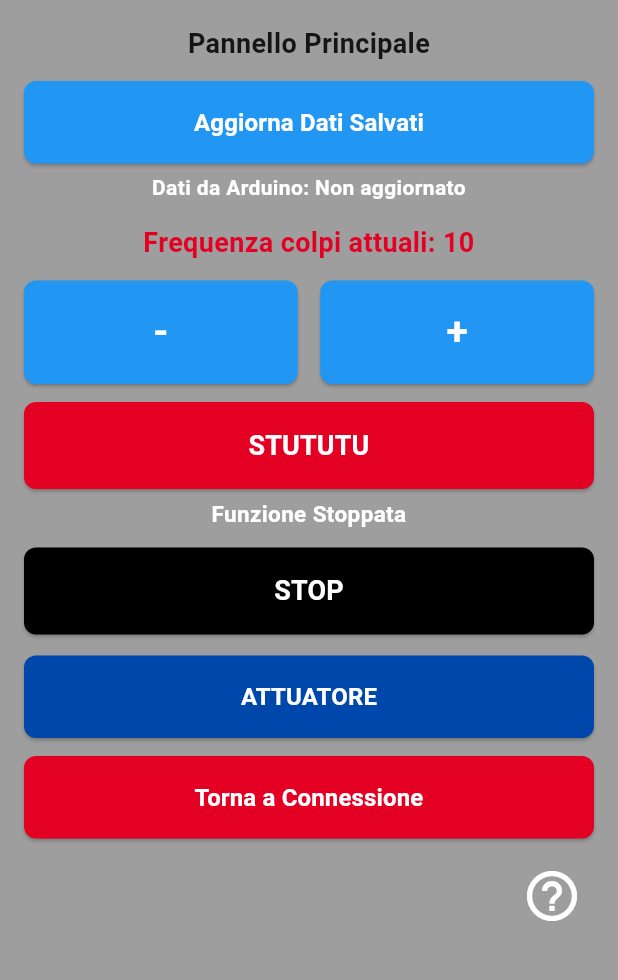
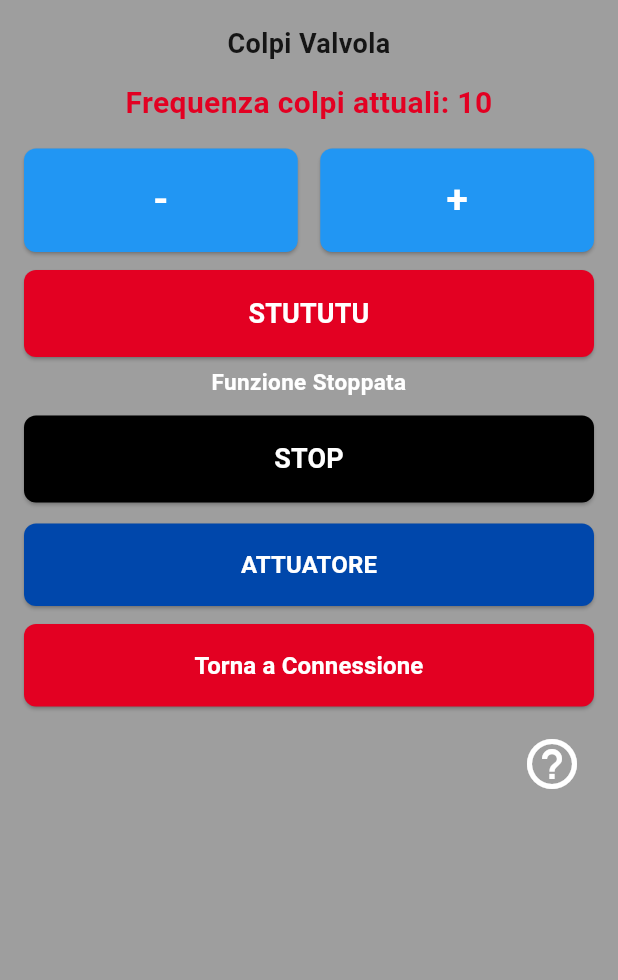
Before and after one commit to alexbonalume2-wq/bonalume-popoff, a Flutter app: the ScreenPannello screen opened directly, on a phone screen of 412 x 824 dp, the part 188-1168 px from its top. Run offline on Flutter 3.47's test engine with Material 3 defaults, Android fonts, the phone set to English and light mode, and no system bars; our stand-ins replace permission_handler, shared_preferences; missing offline and left inert: flutter_reactive_ble; accounts and stored records are empty.

Commit message:
Aggiornamento configurazione e versione per iOS e Android

```diff
--- a/lib/main.dart
+++ b/lib/main.dart
@@ -633,21 +633,45 @@ class ScreenPannello extends StatefulWidget {
 class _ScreenPannelloState extends State<ScreenPannello> {
   bool isAttivo = false;
   int freq = 10;
-  String statoArduino = "";
   bool isItaliano = true;
 
   @override
   void initState() {
     super.initState();
     _caricaLingua();
+    _aggiornaDatiAutomaticamente(); // Chiama la centralina appena si apre la pagina
   }
 
   Future<void> _caricaLingua() async {
     final prefs = await SharedPreferences.getInstance();
     setState(() {
       isItaliano = prefs.getBool('is_italiano') ?? true;
-      statoArduino = t("Non aggiornato", "Not updated");
     });
+  }
+  // FUNZIONE AUTOMATICA: Sostituisce il vecchio tasto "Aggiorna"
+  Future<void> _aggiornaDatiAutomaticamente() async {
+    if (GestioneBluetooth.connectedDeviceId == null) return; // Evita errori se non connesso
+
+    print("🔥🔥🔥 LETTURA AUTOMATICA FREQUENZA! 🔥🔥🔥");
+    await GestioneBluetooth.sendCommand("X_F");
+    await Future.delayed(const Duration(milliseconds: 500));
+
+    String risposta = "";
+    try {
+      risposta = await GestioneBluetooth.readData();
+    } catch (e) {
+      risposta = "";
+    }
+
+    String soloNumeri = risposta.replaceAll(RegExp(r'[^0-9]'), '');
+
+    if (mounted) {
+      setState(() {
+        if (soloNumeri.isNotEmpty) {
+          freq = int.parse(soloNumeri);
+        }
+      });
+    }
   }
 
   String t(String it, String en) {
@@ -668,7 +692,7 @@ class _ScreenPannelloState extends State<ScreenPannello> {
                 // Sceglie il link in base alla lingua impostata nell'app
                 final String linkScelto = t(
                   'https://www.bonalume.com/auto/abarth/', // Link in ITALIANO
-    'https://www.bonalume.com/en/car/abarth/' // Link in INGLESE (modifica questo con il percorso esatto!)
+                  'https://www.bonalume.com/en/car/abarth/' // Link in INGLESE
                 );
                 final Uri url = Uri.parse(linkScelto);
                 await launchUrl(
@@ -707,64 +731,19 @@ class _ScreenPannelloState extends State<ScreenPannello> {
 
                     // TITOLO PANNELLO
                     Text(
-                      t('Pannello Principale', 'Main Panel'),
+                      t('Colpi Valvola ', 'Valve Strokes'),
                       textAlign: TextAlign.center,
                       style: const TextStyle(fontSize: 18, fontWeight: FontWeight.bold, color: Colors.black87),
                     ),
                     const SizedBox(height: 12),
 
-                    // TASTO AGGIORNA DATI
-                    ElevatedButton(
-                      style: ElevatedButton.styleFrom(
-                        backgroundColor: Colors.blue,
-                        shape: RoundedRectangleBorder(borderRadius: BorderRadius.circular(8)),
-                        padding: const EdgeInsets.symmetric(vertical: 16, horizontal: 8),
-                      ),
-                      onPressed: () async {
-                        print("🔥🔥🔥 HO PREMUTO IL TASTO AGGIORNA FREQUENZA! 🔥🔥🔥");
-
-                        await GestioneBluetooth.sendCommand("X_F");
-                        await Future.delayed(const Duration(milliseconds: 500));
-
-                        String risposta = "";
-                        try {
-                          risposta = await GestioneBluetooth.readData();
-                        } catch (e) {
-                          risposta = "";
-                        }
-
-                        String soloNumeri = risposta.replaceAll(RegExp(r'[^0-9]'), '');
-
-                        setState(() {
-                          if (soloNumeri.isNotEmpty) {
-                            freq = int.parse(soloNumeri);
-                            statoArduino = t("Aggiornato: $freq", "Updated: $freq");
-                          } else {
-                            statoArduino = risposta.isNotEmpty ? risposta : t("Valore corrente: $freq", "Current value: $freq");
-                          }
-                        });
-                      },
-                      child: Text(
-                        t('Aggiorna Dati Salvati', 'Update Saved Data'),
-                        style: const TextStyle(color: Colors.white, fontSize: 16, fontWeight: FontWeight.bold),
-                        textAlign: TextAlign.center,
-                      ),
-                    ),
-                    const SizedBox(height: 6),
-
-                    Text(
-                      '${t("Dati da Arduino", "Data from Arduino")}: $statoArduino',
-                      textAlign: TextAlign.center,
-                      style: const TextStyle(fontSize: 14, fontWeight: FontWeight.bold, color: Colors.white),
-                    ),
-                    const SizedBox(height: 14),
-
+                    // LABEL FREQUENZA ORA IN CIMA AL POSTO DEL BOTTONE
                     Text(
                       '${t("Frequenza colpi attuali", "Current stroke frequency")}: $freq',
                       textAlign: TextAlign.center,
-                      style: const TextStyle(fontSize: 18, fontWeight: FontWeight.bold, color: Color(0xFFE30022)),
+                      style: const TextStyle(fontSize: 20, fontWeight: FontWeight.bold, color: Color(0xFFE30022)),
                     ),
-                    const SizedBox(height: 12),
+                    const SizedBox(height: 16),
 
                     // PULSANTI - E + (Sopra lo STUTUTU)
                     Row(
@@ -925,7 +904,6 @@ class _ScreenPannelloState extends State<ScreenPannello> {
     );
   }
 }
-  @override
   // 3. SCHERMATA ATTUATORE
 class ScreenAttuatore extends StatefulWidget {
   const ScreenAttuatore({super.key});
@@ -943,6 +921,7 @@ class _ScreenAttuatoreState extends State<ScreenAttuatore> {
   void initState() {
     super.initState();
     _caricaLingua();
+    _aggiornaDatiAutomaticamente(); // Lettura automatica all'avvio della pagina
   }
 
   Future<void> _caricaLingua() async {
@@ -950,6 +929,20 @@ class _ScreenAttuatoreState extends State<ScreenAttuatore> {
     setState(() {
       isItaliano = prefs.getBool('is_italiano') ?? true;
     });
+  }
+
+  // NUOVA FUNZIONE: Aggiorna automaticamente la posizione
+  Future<void> _aggiornaDatiAutomaticamente() async {
+    if (GestioneBluetooth.connectedDeviceId == null) return;
+
+    // Per ora mantengo la logica di test che avevi nel pulsante originale.
+    // SE devi interrogare il bluetooth per la posizione, sostituisci questo blocco
+    // con il comando corretto (es: GestioneBluetooth.sendCommand("GET_POS")).
+    if (mounted) {
+      setState(() {
+        pos = 10;
+      });
+    }
   }
 
   String t(String it, String en) {
@@ -970,7 +963,7 @@ class _ScreenAttuatoreState extends State<ScreenAttuatore> {
                 // Sceglie il link in base alla lingua impostata nell'app
                 final String linkScelto = t(
                   'https://www.bonalume.com/auto/abarth/', // Link in ITALIANO
-    'https://www.bonalume.com/en/car/abarth/' // Link in INGLESE (modifica questo con il percorso esatto!)
+                  'https://www.bonalume.com/en/car/abarth/' // Link in INGLESE
                 );
                 final Uri url = Uri.parse(linkScelto);
                 await launchUrl(
@@ -1015,31 +1008,13 @@ class _ScreenAttuatoreState extends State<ScreenAttuatore> {
                     ),
                     const SizedBox(height: 12),
 
-                    // TASTO AGGIORNA DATI
-                    ElevatedButton(
-                      style: ElevatedButton.styleFrom(
-                        backgroundColor: Colors.blue,
-                        shape: RoundedRectangleBorder(borderRadius: BorderRadius.circular(8)),
-                        padding: const EdgeInsets.symmetric(vertical: 16, horizontal: 8),
-                      ),
-                      onPressed: () async {
-                      setState(() {
-                      pos = 10;
-                      });
-                    },
-                      child: Text(
-                        t('Aggiorna Dati Salvati', 'Update Saved Data'),
-                        style: const TextStyle(color: Colors.white, fontWeight: FontWeight.bold),
-                        textAlign: TextAlign.center,
-                      ),
-                    ),
-                    const SizedBox(height: 10),
+                    // LABEL POSIZIONE ORA IN CIMA AL POSTO DEL BOTTONE
                     Text(
                       '${t("Posizione", "Position")}: $pos',
                       textAlign: TextAlign.center,
                       style: const TextStyle(fontSize: 20, color: Color(0xFFE30022), fontWeight: FontWeight.bold),
                     ),
-                    const SizedBox(height: 14),
+                    const SizedBox(height: 16),
 
                     // RIGA TOTAL SILENT (NERO) / TOTAL NOISY (ROSSO)
                     Row(
@@ -1162,7 +1137,7 @@ class _ScreenAttuatoreState extends State<ScreenAttuatore> {
                         Navigator.pop(context);
                       },
                       child: Text(
-                        t('Torna a Pannello Principale', 'Back to Main Panel'),
+                        t('Torna a Colpi Valvola', 'Back to Valve Strokes'),
                         style: const TextStyle(color: Colors.white, fontSize: 16, fontWeight: FontWeight.bold),
                         textAlign: TextAlign.center,
                       ),
--- a/pubspec.yaml
+++ b/pubspec.yaml
@@ -2,7 +2,7 @@ name: bonalume_popoff
 description: "App per la gestione della centralina Bonalume."
 publish_to: 'none'
 
-version: 112.6.0+252
+version: 129.6.0+268
 
 environment:
   sdk: '>=3.0.0 <4.0.0'
@@ -25,3 +25,7 @@ flutter:
   uses-material-design: true
   assets:
     - assets/images/logo_bonalume.png
+flutter_launcher_icons:
+  android: true
+  ios: true
+  image_path: "assets/images/Bonalume2.png"
```
Also changed, not shown: assets/images/bonalume 2.png (added), 5 other files. Lines whose indentation alone changed are shown as unchanged.
